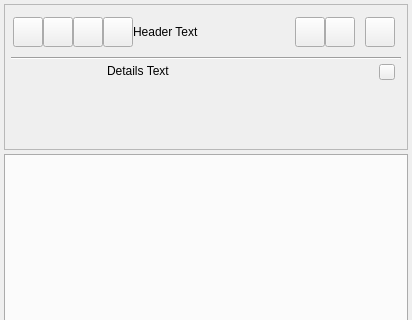
Qt form resources/dialog.ui (shotgunsoftware/tk-multi-shotgunpanel) before a commit; both pictures show x 0 to 412 and y 0 to 320 of the 412 by 648 pixel window.
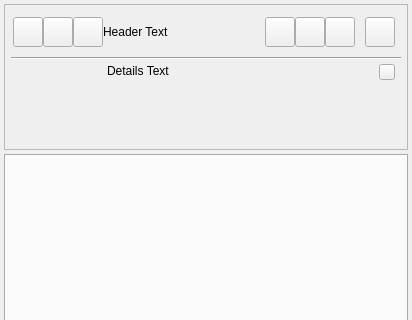
The same form after that commit. Icons and pictures are not drawn. Custom widgets are drawn as their Qt base class.

Commit message: Move placement of refresh button.

Patch:
```diff
--- a/resources/dialog.ui
+++ b/resources/dialog.ui
@@ -216,28 +216,6 @@
                   </property>
                  </widget>
                 </item>
-                <item>
-                 <widget class="QToolButton" name="refresh_button">
-                  <property name="minimumSize">
-                   <size>
-                    <width>30</width>
-                    <height>30</height>
-                   </size>
-                  </property>
-                  <property name="maximumSize">
-                   <size>
-                    <width>30</width>
-                    <height>30</height>
-                   </size>
-                  </property>
-                  <property name="toolTip">
-                   <string/>
-                  </property>
-                  <property name="text">
-                   <string/>
-                  </property>
-                 </widget>
-                </item>
                 <item>
                  <widget class="QLabel" name="details_text_header">
                   <property name="sizePolicy">
@@ -269,6 +247,28 @@
                   </property>
                  </widget>
                 </item>
+                <item>
+                 <widget class="QToolButton" name="refresh_button">
+                  <property name="minimumSize">
+                   <size>
+                    <width>30</width>
+                    <height>30</height>
+                   </size>
+                  </property>
+                  <property name="maximumSize">
+                   <size>
+                    <width>30</width>
+                    <height>30</height>
+                   </size>
+                  </property>
+                  <property name="toolTip">
+                   <string/>
+                  </property>
+                  <property name="text">
+                   <string/>
+                  </property>
+                 </widget>
+                </item>
                 <item>
                  <widget class="WorkAreaButton" name="set_context">
                   <property name="minimumSize">
```
The commit also changes 1 other file.
